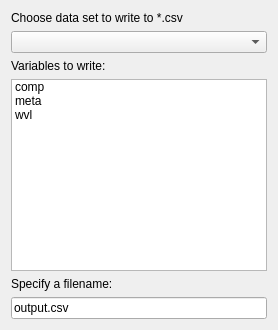
Before: the Qt Designer form ui/WriteToCSV.ui in tisaconundrum2/PySAT-GUI, drawn with Qt 5.
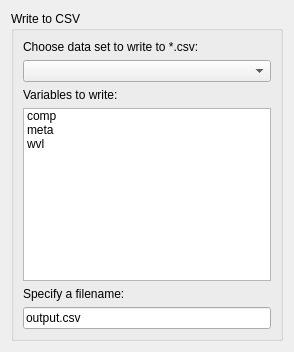
After: the same form once the commit is applied.

Commit message: Adding more descriptive labels

Diff of the .ui file:
```diff
--- a/ui/WriteToCSV.ui
+++ b/ui/WriteToCSV.ui
@@ -2,14 +2,28 @@
 <ui version="4.0">
  <class>Form</class>
  <widget class="QWidget" name="Form">
+  <property name="geometry">
+   <rect>
+    <x>0</x>
+    <y>0</y>
+    <width>294</width>
+    <height>352</height>
+   </rect>
+  </property>
   <property name="windowTitle">
    <string>Form</string>
   </property>
   <layout class="QVBoxLayout" name="verticalLayout">
    <item>
+    <widget class="QGroupBox" name="groupBox">
+     <property name="title">
+      <string>Write to CSV</string>
+     </property>
+     <layout class="QVBoxLayout" name="verticalLayout_2">
+      <item>
     <widget class="QLabel" name="chooseDataSetLabel">
      <property name="text">
-      <string>Choose data set to write to *.csv</string>
+         <string>Choose data set to write to *.csv:</string>
      </property>
     </widget>
    </item>
@@ -43,17 +57,20 @@
     </widget>
    </item>
    <item>
-    <widget class="QLabel" name="label_3">
+       <widget class="QLabel" name="specifyAFilenameLabel">
      <property name="text">
       <string>Specify a filename:</string>
      </property>
     </widget>
    </item>
    <item>
-    <widget class="QLineEdit" name="lineEdit">
+       <widget class="QLineEdit" name="specifyAFilenameLineEdit">
      <property name="text">
       <string>output.csv</string>
      </property>
+       </widget>
+      </item>
+     </layout>
     </widget>
    </item>
   </layout>
```
Lines whose indentation alone changed are shown as unchanged. The commit also changes 1 other file.
